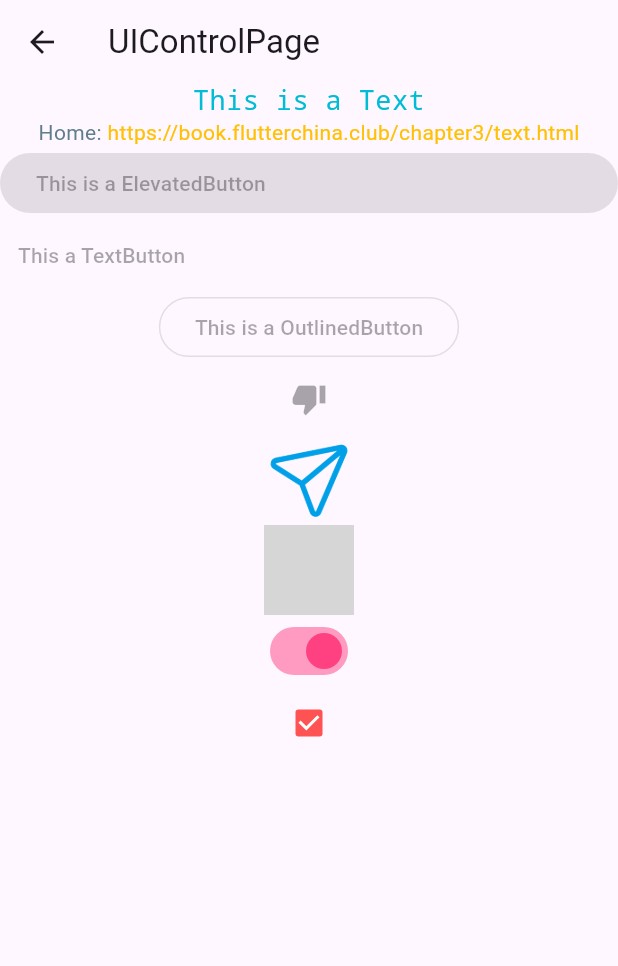
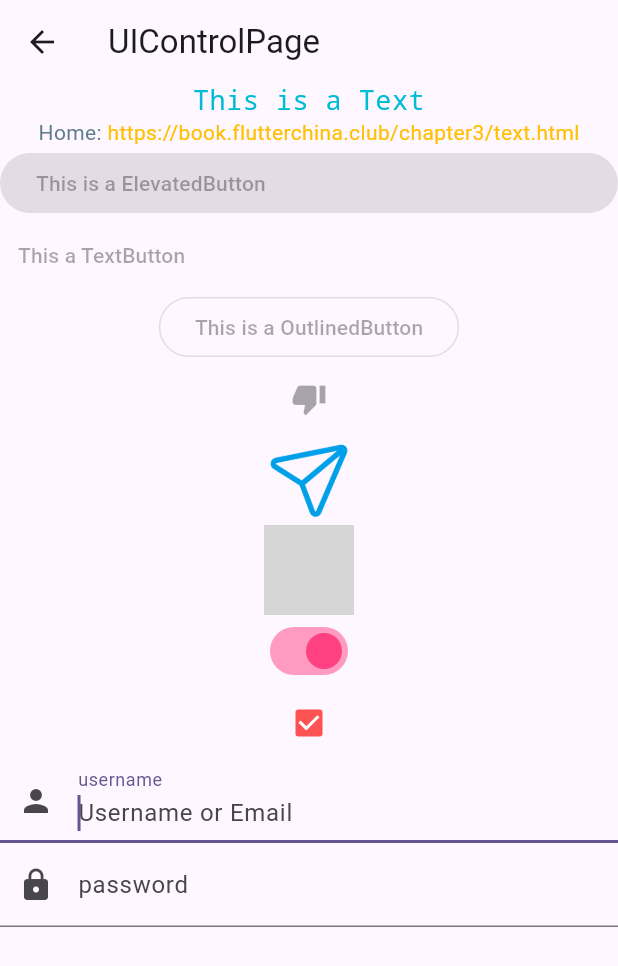
Before and after one commit to jaycehan-bit/funnyone, a Flutter app: the UIControlPage screen opened directly, on a phone screen of 412 x 824 dp. Shown: the top 966 px of the screen. Run offline on Flutter 3.47's test engine with Material 2 defaults, Android fonts, the phone set to English and light mode, and no system bars; network calls fail; grey boxes are pictures that could not be loaded.

Commit message:
学习TextField

```diff
--- a/lib/UIControl/UIControl.dart
+++ b/lib/UIControl/UIControl.dart
@@ -30,7 +30,7 @@ class UIControlPageState extends State<UIControlPage> {
       body: Center(
         child: Column(
           children: [
-            Text(
+            const Text(
               // 文本内容
               'This is a Text',
               // 对齐方式
@@ -47,7 +47,7 @@ class UIControlPageState extends State<UIControlPage> {
                 fontFamily: "Courier",
               ),
             ),
-            Text.rich(
+            const Text.rich(
               TextSpan(children: [
                 TextSpan(
                   text: 'Home: ',
@@ -61,29 +61,29 @@ class UIControlPageState extends State<UIControlPage> {
                 ),
               ]),
             ),
-            ElevatedButton(
+            const ElevatedButton(
               onPressed: null,
               child: Row(
                 children: [Text('This is a ElevatedButton')],
               ),
             ),
-            TextButton(
+            const TextButton(
               onPressed: null,
               child: Row(
                 children: [Text('This a TextButton')],
               ),
             ),
-            OutlinedButton(
+            const OutlinedButton(
                 onPressed: null, child: Text('This is a OutlinedButton')),
-            IconButton(
+            const IconButton(
               onPressed: null,
               icon: Icon(Icons.thumb_down),
             ),
-            Image(
+            const Image(
               image: AssetImage("images/send.png"),
               width: 60.0,
             ),
-            Image(
+            const Image(
               image: NetworkImage(
                   'https://git.woa.com/uploads/user/avatar/21311/5527e9b8c073413fbb1553aea3a153f9.jpg'),
               width: 60.0,
@@ -106,6 +106,23 @@ class UIControlPageState extends State<UIControlPage> {
                 });
               },
             ),
+            const TextField(
+              autofocus: true,
+              decoration: InputDecoration(
+                labelText: 'username',
+                hintText: 'Username or Email',
+                prefixIcon: Icon(Icons.person),
+              ),
+            ),
+            const TextField(
+              autofocus: true,
+              obscureText: true,
+              decoration: InputDecoration(
+                labelText: 'password',
+                hintText: 'Your password',
+                prefixIcon: Icon(Icons.lock),
+              ),
+            ),
           ],
         ),
       ),
```
